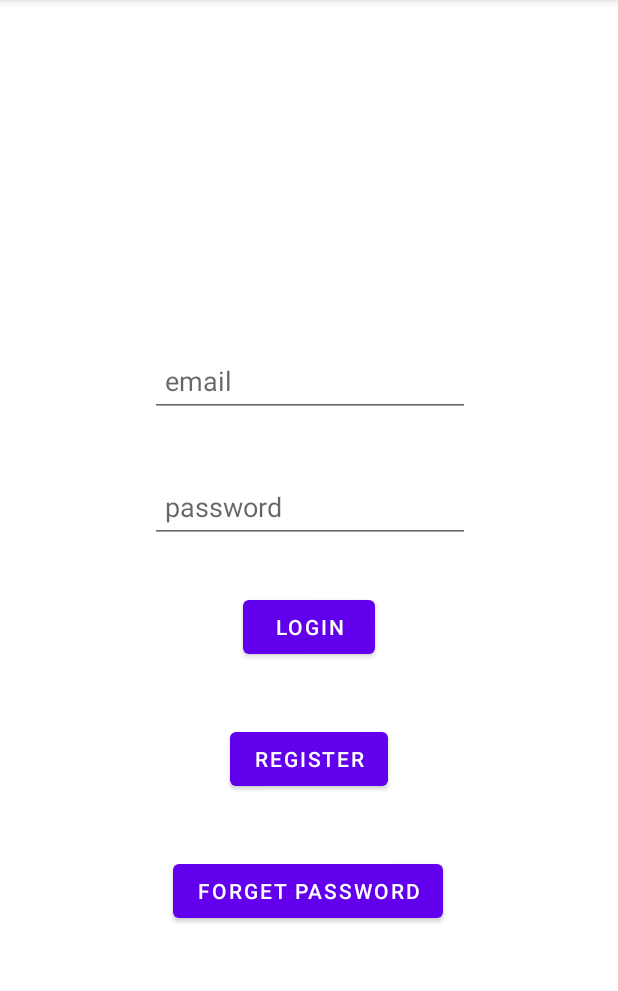
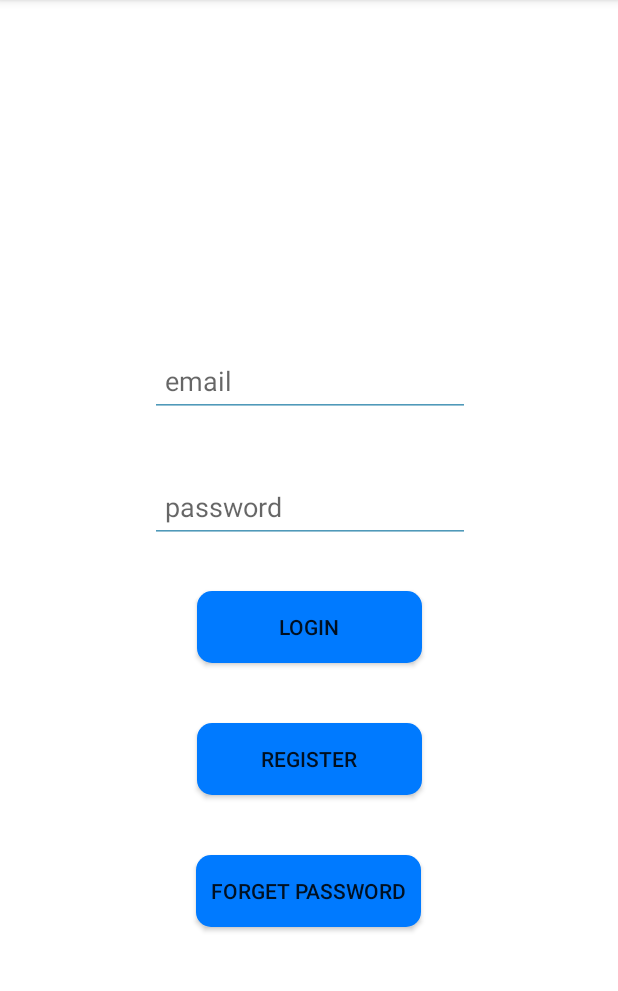
Before and after one commit to ShayGali/Room8s, an Android app: the LoginFragment screen opened through its navigation route, after a tap on "LOGIN", on a phone screen of 412 x 824 dp, the part 84-1075 px from its top. Run offline under Robolectric (Android 15) with nearby library versions, the phone set to English and light mode, and no system bars.

Commit message:
style the buttons in fragment_login.xml, and change the onClick to lambda

```diff
--- a/front/code/app/src/main/java/com/example/room8/fragments/open_app_fragments/LoginFragment.java
+++ b/front/code/app/src/main/java/com/example/room8/fragments/open_app_fragments/LoginFragment.java
@@ -81,36 +81,26 @@
         EditText passwordInput = view.findViewById(R.id.login_password_EditText);
 
 
+        loginButton.setOnClickListener(v -> {
 
-        loginButton.setOnClickListener(new View.OnClickListener() {
-            @Override
-            public void onClick(View v) {
-                String email = emailInput.getText().toString();
-                String password = passwordInput.getText().toString();
-                if(activity.login(email,password)){
-                    Navigation.findNavController(view).navigate(R.id.action_loginFragment_to_homePageFragment);
-                }else {
-                    Toast.makeText(activity, "Incorrect email or password.", Toast.LENGTH_SHORT).show();
-                }
+            String email = emailInput.getText().toString();
+            String password = passwordInput.getText().toString();
+            if (activity.login(email, password)) {
+                Navigation.findNavController(view).navigate(R.id.action_loginFragment_to_homePageFragment);
+            } else {
+                Toast.makeText(activity, "Incorrect email or password.", Toast.LENGTH_SHORT).show();
 
             }
         });
 
 
+        forgetPasswordButton.setOnClickListener(v ->
+                Navigation.findNavController(view).navigate(R.id.action_loginFragment_to_forgetPasswordFragment)
+        );
 
-        forgetPasswordButton.setOnClickListener(new View.OnClickListener() {
-            @Override
-            public void onClick(View v) {
-                Navigation.findNavController(view).navigate(R.id.action_loginFragment_to_forgetPasswordFragment);
-            }
-        });
-
-        registerButton.setOnClickListener(new View.OnClickListener() {
-            @Override
-            public void onClick(View v) {
-                Navigation.findNavController(view).navigate(R.id.action_loginFragment_to_registerFragment);
-            }
-        });
+        registerButton.setOnClickListener(v ->
+                Navigation.findNavController(view).navigate(R.id.action_loginFragment_to_registerFragment)
+        );
         return view;
     }
 }
--- /dev/null
+++ b/front/code/app/src/main/res/drawable/submit_button.xml
@@ -0,0 +1,17 @@
+<?xml version="1.0" encoding="utf-8"?>
+<shape xmlns:android="http://schemas.android.com/apk/res/android"
+    android:shape="rectangle" >
+    <corners
+        android:radius="10dp"/>
+    <solid
+        android:color="#007aff"/>
+    <padding
+        android:left="5dp"
+        android:right="5dp"
+        />
+
+    <size
+        android:width="150dp"
+        android:height="20dp"
+        />
+</shape>
--- a/front/code/app/src/main/res/layout/fragment_login.xml
+++ b/front/code/app/src/main/res/layout/fragment_login.xml
@@ -8,29 +8,6 @@
     tools:context=".fragments.open_app_fragments.LoginFragment">
 
     <!-- TODO: Update blank fragment layout -->
-
-    <Button
-        android:id="@+id/go_to_forgot_password_btn"
-        android:layout_width="wrap_content"
-        android:layout_height="wrap_content"
-        android:layout_marginBottom="150dp"
-        android:text="@string/forget_password"
-        app:layout_constraintBottom_toBottomOf="parent"
-        app:layout_constraintEnd_toEndOf="parent"
-        app:layout_constraintHorizontal_bias="0.498"
-        app:layout_constraintStart_toStartOf="parent" />
-
-    <Button
-        android:id="@+id/go_to_register_btn"
-        android:layout_width="wrap_content"
-        android:layout_height="wrap_content"
-        android:layout_marginBottom="40dp"
-        android:text="@string/register"
-        app:layout_constraintBottom_toTopOf="@+id/go_to_forgot_password_btn"
-        app:layout_constraintEnd_toEndOf="parent"
-        app:layout_constraintStart_toStartOf="parent" />
-
-
     <EditText
         android:id="@+id/login_email_EditText"
         android:layout_width="wrap_content"
@@ -43,22 +20,12 @@
         android:minHeight="48dp"
         android:paddingStart="10dp"
         android:paddingEnd="5dp"
+        app:backgroundTint="#4f99b9"
         app:layout_constraintBottom_toTopOf="@+id/login_password_EditText"
         app:layout_constraintEnd_toEndOf="parent"
         app:layout_constraintHorizontal_bias="0.502"
         app:layout_constraintStart_toStartOf="parent"
         tools:ignore="RtlSymmetry" />
-
-    <Button
-        android:id="@+id/login_btn"
-        android:layout_width="wrap_content"
-        android:layout_height="wrap_content"
-        android:layout_marginBottom="40dp"
-        android:text="@string/login"
-        app:layout_constraintBottom_toTopOf="@+id/go_to_register_btn"
-        app:layout_constraintEnd_toEndOf="parent"
-        app:layout_constraintHorizontal_bias="0.501"
-        app:layout_constraintStart_toStartOf="parent" />
 
     <EditText
         android:id="@+id/login_password_EditText"
@@ -72,11 +39,47 @@
         android:minHeight="48dp"
         android:paddingStart="10dp"
         android:paddingEnd="5dp"
+        app:backgroundTint="#4f99b9"
         app:layout_constraintBottom_toTopOf="@+id/login_btn"
         app:layout_constraintEnd_toEndOf="parent"
         app:layout_constraintHorizontal_bias="0.502"
         app:layout_constraintStart_toStartOf="parent"
         tools:ignore="RtlSymmetry" />
 
+    <androidx.appcompat.widget.AppCompatButton
+        android:id="@+id/login_btn"
+        android:layout_width="wrap_content"
+        android:layout_height="wrap_content"
+        android:layout_marginBottom="40dp"
+        android:background="@drawable/submit_button"
+        android:text="@string/login"
+        app:layout_constraintBottom_toTopOf="@+id/go_to_register_btn"
+        app:layout_constraintEnd_toEndOf="parent"
+        app:layout_constraintHorizontal_bias="0.501"
+        app:layout_constraintStart_toStartOf="parent" />
+
+    <androidx.appcompat.widget.AppCompatButton
+        android:id="@+id/go_to_register_btn"
+        android:layout_width="wrap_content"
+        android:layout_height="wrap_content"
+        android:layout_marginBottom="40dp"
+        android:background="@drawable/submit_button"
+        android:text="@string/register"
+        app:layout_constraintBottom_toTopOf="@+id/go_to_forgot_password_btn"
+        app:layout_constraintEnd_toEndOf="parent"
+        app:layout_constraintStart_toStartOf="parent" />
+
+    <androidx.appcompat.widget.AppCompatButton
+        android:id="@+id/go_to_forgot_password_btn"
+        android:layout_width="wrap_content"
+        android:layout_height="wrap_content"
+        android:layout_marginBottom="150dp"
+        android:background="@drawable/submit_button"
+        android:text="@string/forget_password"
+        app:layout_constraintBottom_toBottomOf="parent"
+        app:layout_constraintEnd_toEndOf="parent"
+        app:layout_constraintHorizontal_bias="0.498"
+        app:layout_constraintStart_toStartOf="parent" />
+
 
 </androidx.constraintlayout.widget.ConstraintLayout>
--- a/front/code/app/src/main/res/values/colors.xml
+++ b/front/code/app/src/main/res/values/colors.xml
@@ -7,4 +7,5 @@
     <color name="teal_700">#FF018786</color>
     <color name="black">#FF000000</color>
     <color name="white">#FFFFFFFF</color>
+    <color name="btn_color">#007aff</color>
 </resources>
```
